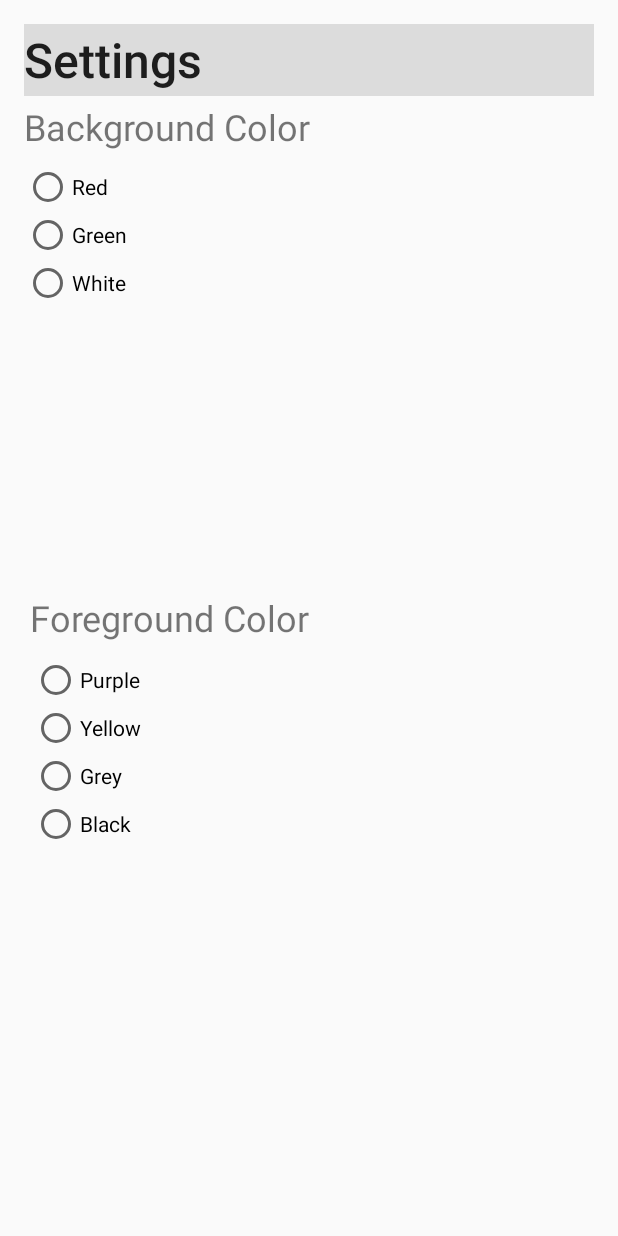
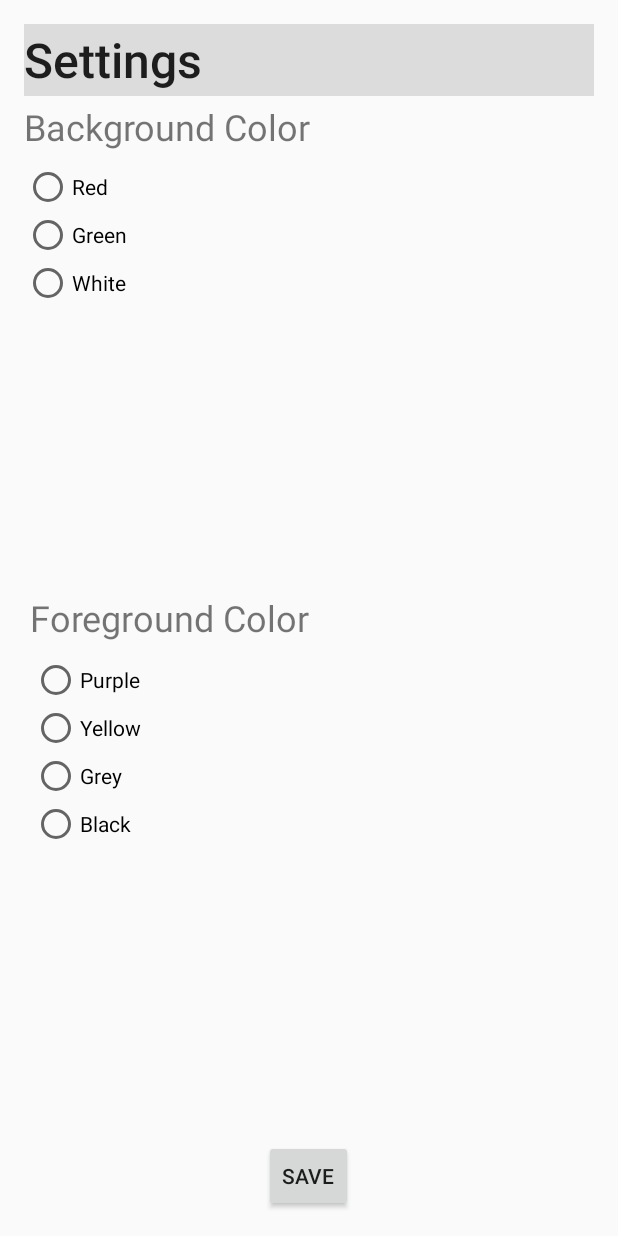
Before and after one commit to kristjin/Android_Notes, an Android app: the ColorSettingsActivity screen opened directly, with no data from a screen before it, on a phone screen of 412 x 824 dp. Run offline under Robolectric (Android 15) with nearby library versions, the phone set to English and light mode, and no system bars.

Commit message:
Changed ColorSettings.java to ColorSettingsActivity.java

```diff
--- a/app/src/main/AndroidManifest.xml
+++ b/app/src/main/AndroidManifest.xml
@@ -25,7 +25,7 @@
                 android:value="com.thinkful.notes.MainActivity" />
         </activity>
         <activity
-            android:name=".ColorSettings"
+            android:name=".ColorSettingsActivity"
             android:label="@string/title_activity_color_settings"
             android:parentActivityName=".MainActivity" >
             <meta-data
--- a/app/src/main/java/com/thinkful/notes/ColorSettings.java
+++ b/app/src/main/java/com/thinkful/notes/ColorSettingsActivity.java
@@ -6,7 +6,7 @@ import android.view.Menu;
 import android.view.MenuItem;
 
 
-public class ColorSettings extends ActionBarActivity {
+public class ColorSettingsActivity extends ActionBarActivity {
 
     @Override
     protected void onCreate(Bundle savedInstanceState) {
--- a/app/src/main/java/com/thinkful/notes/MainActivity.java
+++ b/app/src/main/java/com/thinkful/notes/MainActivity.java
@@ -2,13 +2,11 @@ package com.thinkful.notes;
 
 import android.app.Activity;
 import android.content.Context;
-import android.content.DialogInterface;
 import android.content.Intent;
 import android.content.SharedPreferences;
 import android.graphics.Color;
 import android.os.Bundle;
 import android.support.v7.app.ActionBarActivity;
-import android.support.v7.app.AlertDialog;
 import android.support.v7.widget.DefaultItemAnimator;
 import android.support.v7.widget.LinearLayoutManager;
 import android.support.v7.widget.RecyclerView;
@@ -20,14 +18,13 @@ import android.widget.Button;
 import android.widget.EditText;
 import android.widget.Toast;
 
-import java.util.Calendar;
-
 
 public class MainActivity extends ActionBarActivity {
     private RecyclerView mRecyclerView;
     private RecyclerView.LayoutManager mLayoutManager;
     private NoteListItemAdapter mAdapter;
     private Button mButton;
+    private Context mContext;
 
     @Override
     protected void onCreate(Bundle savedInstanceState) {
@@ -95,17 +92,24 @@ public class MainActivity extends ActionBarActivity {
 
         //noinspection SimplifiableIfStatement
         if (id == R.id.action_settings) {
+
             // open Color Settings Activity page;
-
+            launchColorSettings(this);
             return true;
         }
 
         return super.onOptionsItemSelected(item);
     }
 
+    public void launchColorSettings(Context mContext){
+        Intent intent = new Intent(mContext, ColorSettingsActivity.class);
+        ((Activity)mContext).startActivityForResult(intent, 1);
+    }
+
     public void setColor(){
         SharedPreferences prefs = getPreferences(Context.MODE_PRIVATE);
         String color = prefs.getString("NOTE_COLOR", "W");
+        assert color != null;
         if(color.toUpperCase().contains("G")){
             mRecyclerView.setBackgroundColor(Color.GREEN);
         }else if(color.toUpperCase().contains("R")){
--- a/app/src/main/res/layout/activity_color_settings.xml
+++ b/app/src/main/res/layout/activity_color_settings.xml
@@ -4,8 +4,9 @@
     android:paddingRight="@dimen/activity_horizontal_margin"
     android:paddingTop="@dimen/activity_vertical_margin"
     android:paddingBottom="@dimen/activity_vertical_margin"
-    tools:context="com.thinkful.notes.ColorSettings"
-    android:id="@+id/BGLabel">
+    tools:context="com.thinkful.notes.ColorSettingsActivity"
+    android:id="@+id/BGLabel"
+    android:theme="@style/AppTheme">
 
     <TextView android:text="@string/background_setting_label" android:layout_width="wrap_content"
         android:layout_height="wrap_content"
@@ -80,7 +81,8 @@
         android:layout_alignParentStart="true"
         android:orientation="vertical"
         android:id="@+id/FGRadio"
-        android:padding="5sp">
+        android:padding="5sp"
+        android:layout_above="@+id/save_colors">
 
         <RadioButton
             android:layout_width="wrap_content"
@@ -105,6 +107,17 @@
             android:layout_height="wrap_content"
             android:text="@string/foreground_black_label"
             android:id="@+id/black" />
+
     </RadioGroup>
 
+    <Button
+        style="?android:attr/buttonStyleSmall"
+        android:layout_width="wrap_content"
+        android:layout_height="wrap_content"
+        android:text="@string/color_save_label"
+        android:id="@+id/save_colors"
+        android:layout_gravity="center_horizontal"
+        android:layout_alignParentBottom="true"
+        android:layout_centerHorizontal="true" />
+
 </RelativeLayout>
--- a/app/src/main/res/menu/menu_color_settings.xml
+++ b/app/src/main/res/menu/menu_color_settings.xml
@@ -1,6 +1,6 @@
 <menu xmlns:android="http://schemas.android.com/apk/res/android"
     xmlns:app="http://schemas.android.com/apk/res-auto"
-    xmlns:tools="http://schemas.android.com/tools" tools:context="com.thinkful.notes.ColorSettings">
+    xmlns:tools="http://schemas.android.com/tools" tools:context="com.thinkful.notes.ColorSettingsActivity">
     <item android:id="@+id/action_settings" android:title="@string/action_settings"
         android:orderInCategory="100" app:showAsAction="never" />
 </menu>
```
